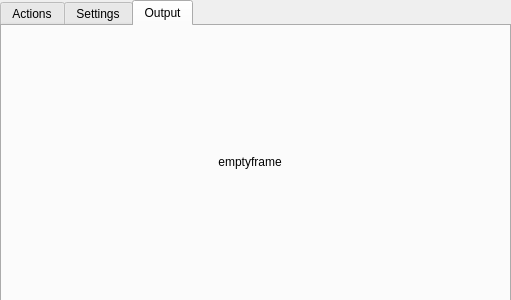
Before: the Qt Designer form Hanse/Behaviour_PipeFollowing/pipefollowingform.ui in iti-luebeck/HANSE2011, drawn with Qt 5.
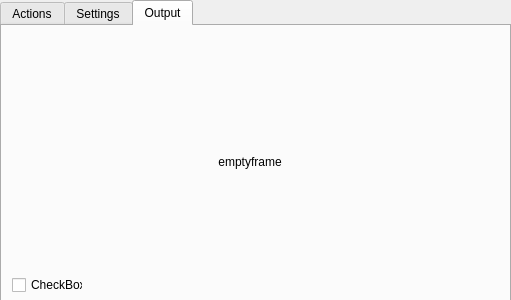
After: the same form once the commit is applied. The open tabs and pages were chosen to show the change.

```diff
--- a/Hanse/Behaviour_PipeFollowing/pipefollowingform.ui
+++ b/Hanse/Behaviour_PipeFollowing/pipefollowingform.ui
@@ -590,6 +590,19 @@
       <bool>true</bool>
      </property>
     </widget>
+    <widget class="QCheckBox" name="checkBox">
+     <property name="geometry">
+      <rect>
+       <x>10</x>
+       <y>250</y>
+       <width>71</width>
+       <height>18</height>
+      </rect>
+     </property>
+     <property name="text">
+      <string>CheckBox</string>
+     </property>
+    </widget>
    </widget>
   </widget>
  </widget>
```
Left out of the diff: 2 changed lines with no effect on the pictures.
